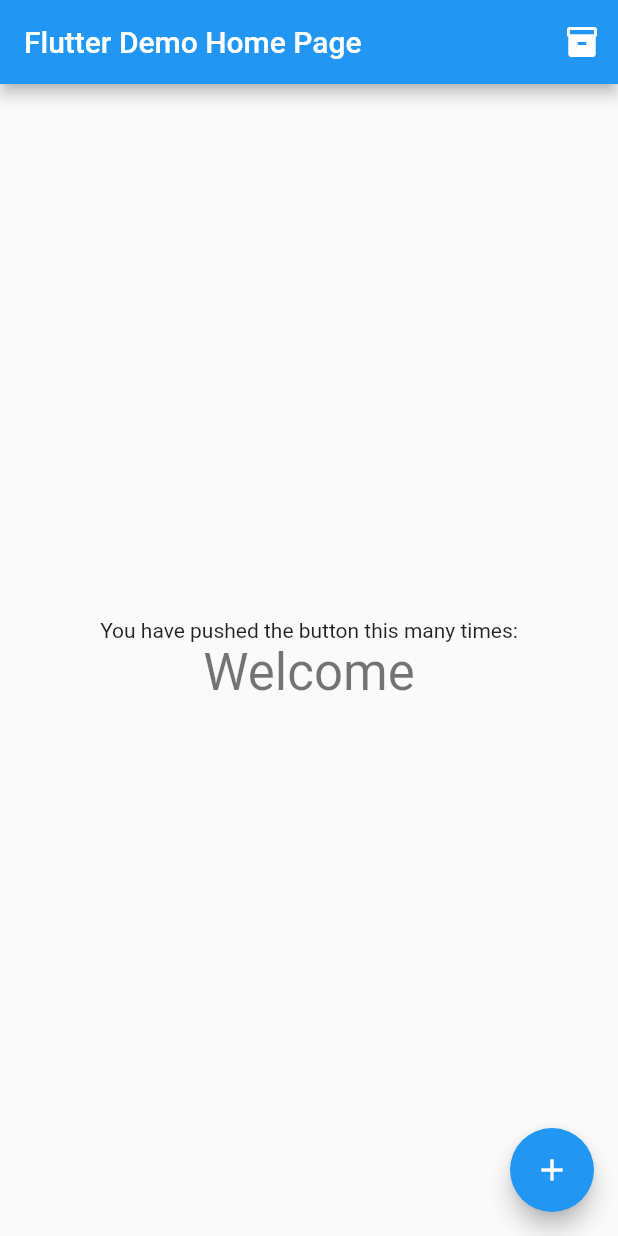
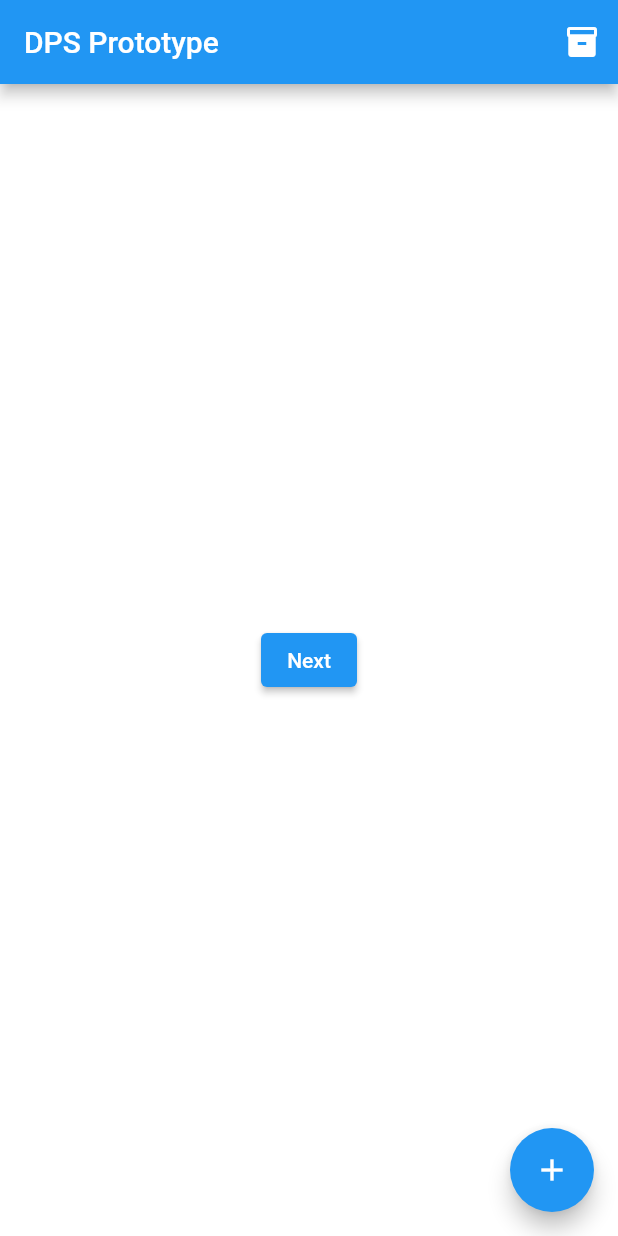
Before and after one commit to inadicis/BPFlutterPrototype, a Flutter app: the screen it shows after launch, on a phone screen of 412 x 824 dp. Run offline on Flutter 3.47's test engine with Material 2 defaults, Android fonts, the phone set to English and light mode, and no system bars.

Commit message:
added swipe pages possibility

```diff
--- /dev/null
+++ b/lib/homeRoute.dart
@@ -0,0 +1,113 @@
+import 'package:dps_exchange/exchangePage.dart';
+import 'package:flutter/material.dart';
+import './inventoryPage.dart';
+
+class HomeRoute extends StatefulWidget {
+  final String title;
+
+  HomeRoute({Key key, this.title}) : super(key: key);
+
+  _HomeRouteState createState() => _HomeRouteState();
+}
+
+class _HomeRouteState extends State<HomeRoute> {
+  PageController _pageController;
+
+  @override
+  void initState() {
+    super.initState();
+    _pageController = PageController();
+  }
+
+  @override
+  void dispose() {
+    _pageController.dispose();
+    super.dispose();
+  }
+
+  final responseJsonInventory1 = {
+    'Shield': 10,
+    'Sword': 2,
+    'Bow': 3,
+    'Arrow': 50,
+  };
+  final responseJsonInventory2 = {
+    'Shield': 1,
+    'Sword': 5,
+    'Bow': 0,
+    'Arrow': 150,
+  };
+
+  void _openExchangePage() {
+    Navigator.of(context).push(MaterialPageRoute(
+        builder: (context) =>
+            ExchangePage(responseJsonInventory1, responseJsonInventory2)));
+  }
+
+  void _openInventoryPage() {
+    Navigator.of(context).push(MaterialPageRoute(
+        builder: (context) => InventoryPage(responseJsonInventory1)));
+  }
+
+  @override
+  Widget build(BuildContext context) {
+    return Scaffold(
+      appBar: AppBar(
+        title: Text(widget.title),
+        actions: [
+          IconButton(icon: Icon(Icons.inventory), onPressed: _openInventoryPage)
+        ],
+      ),
+      body: PageView(
+        controller: _pageController,
+        children: [
+          Container(
+            color: Colors.white,
+            child: Center(
+              child: ElevatedButton(
+                onPressed: () {
+                  if (_pageController.hasClients) {
+                    _pageController.animateToPage(
+                      1,
+                      duration: const Duration(milliseconds: 400),
+                      curve: Curves.easeInOut,
+                    );
+                  }
+                },
+                child: Text('Next'),
+              ),
+            ),
+          ),
+          Container(
+            color: Colors.blue,
+            child: Center(
+              child: ElevatedButton(
+                style: ButtonStyle(
+                  backgroundColor: MaterialStateProperty.resolveWith(
+                      (states) => Colors.white),
+                  foregroundColor: MaterialStateProperty.resolveWith(
+                      (states) => Colors.blue),
+                ),
+                onPressed: () {
+                  if (_pageController.hasClients) {
+                    _pageController.animateToPage(
+                      0,
+                      duration: const Duration(milliseconds: 400),
+                      curve: Curves.easeInOut,
+                    );
+                  }
+                },
+                child: Text('Previous'),
+              ),
+            ),
+          ),
+        ],
+      ),
+      floatingActionButton: FloatingActionButton(
+        onPressed: _openExchangePage,
+        tooltip: 'Increment',
+        child: Icon(Icons.add),
+      ),
+    );
+  }
+}
--- a/lib/main.dart
+++ b/lib/main.dart
@@ -1,6 +1,5 @@
-import 'package:dps_exchange/exchangePage.dart';
+import 'package:dps_exchange/homeRoute.dart';
 import 'package:flutter/material.dart';
-import './inventoryPage.dart';
 
 void main() {
   runApp(MyApp());
@@ -15,72 +14,7 @@ class MyApp extends StatelessWidget {
         primarySwatch: Colors.blue,
         visualDensity: VisualDensity.adaptivePlatformDensity,
       ),
-      home: MyHomePage(title: 'Flutter Demo Home Page'),
+      home: HomeRoute(title: 'DPS Prototype',),
     );
   }
 }
-
-class MyHomePage extends StatefulWidget {
-  MyHomePage({Key key, this.title}) : super(key: key);
-
-  final String title;
-
-  @override
-  _MyHomePageState createState() => _MyHomePageState();
-}
-
-class _MyHomePageState extends State<MyHomePage> {
-  final responseJsonInventory1 = {
-    'Shield': 10,
-    'Sword': 2,
-    'Bow': 3,
-    'Arrow': 50,
-  };
-  final responseJsonInventory2 = {
-    'Shield': 1,
-    'Sword': 5,
-    'Bow': 0,
-    'Arrow': 150,
-  };
-
-  void _openExchangePage() {
-    Navigator.of(context)
-        .push(MaterialPageRoute(builder: (context) => ExchangePage(responseJsonInventory1, responseJsonInventory2)));
-  }
-
-  void _openInventoryPage() {
-    Navigator.of(context)
-        .push(MaterialPageRoute(builder: (context) => InventoryPage(responseJsonInventory1)));
-  }
-
-  @override
-  Widget build(BuildContext context) {
-    return Scaffold(
-      appBar: AppBar(
-        title: Text(widget.title),
-        actions: [
-          IconButton(icon: Icon(Icons.inventory), onPressed: _openInventoryPage)
-        ],
-      ),
-      body: Center(
-        child: Column(
-          mainAxisAlignment: MainAxisAlignment.center,
-          children: [
-            Text(
-              'You have pushed the button this many times:',
-            ),
-            Text(
-              'Welcome',
-              style: Theme.of(context).textTheme.headline4,
-            ),
-          ],
-        ),
-      ),
-      floatingActionButton: FloatingActionButton(
-        onPressed: _openExchangePage,
-        tooltip: 'Increment',
-        child: Icon(Icons.add),
-      ),
-    );
-  }
-}
```
Also changed, not shown: lib/exchangePage.dart (+8 -5 lines), lib/inventoryPage.dart (+6 -6 lines).
